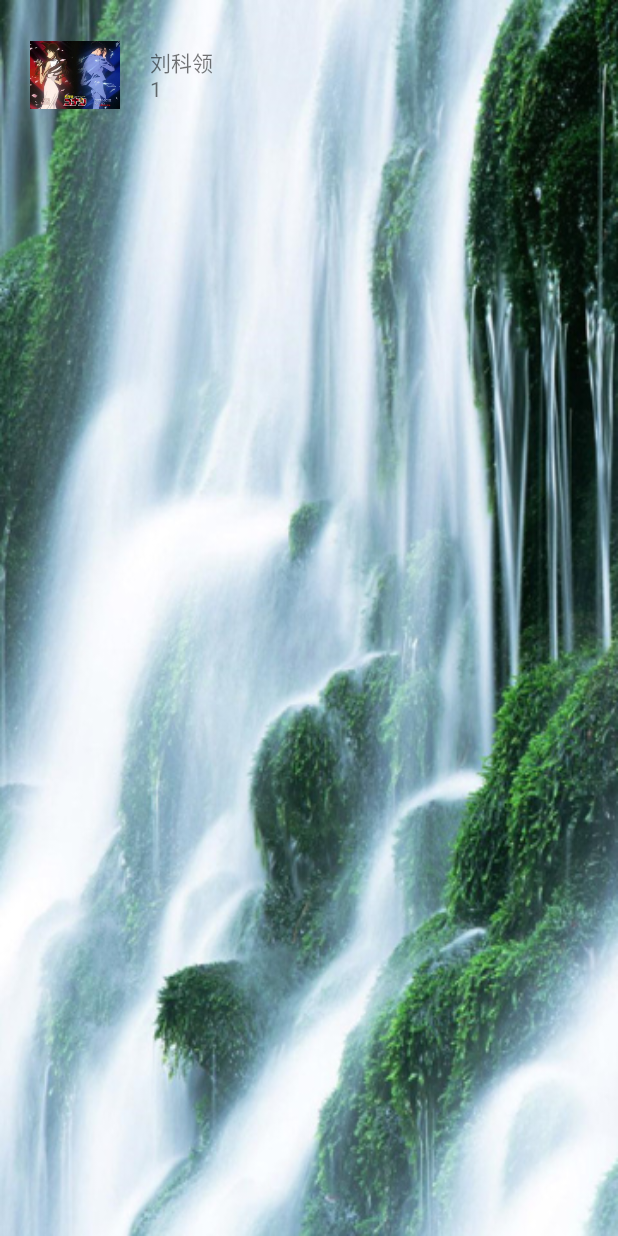
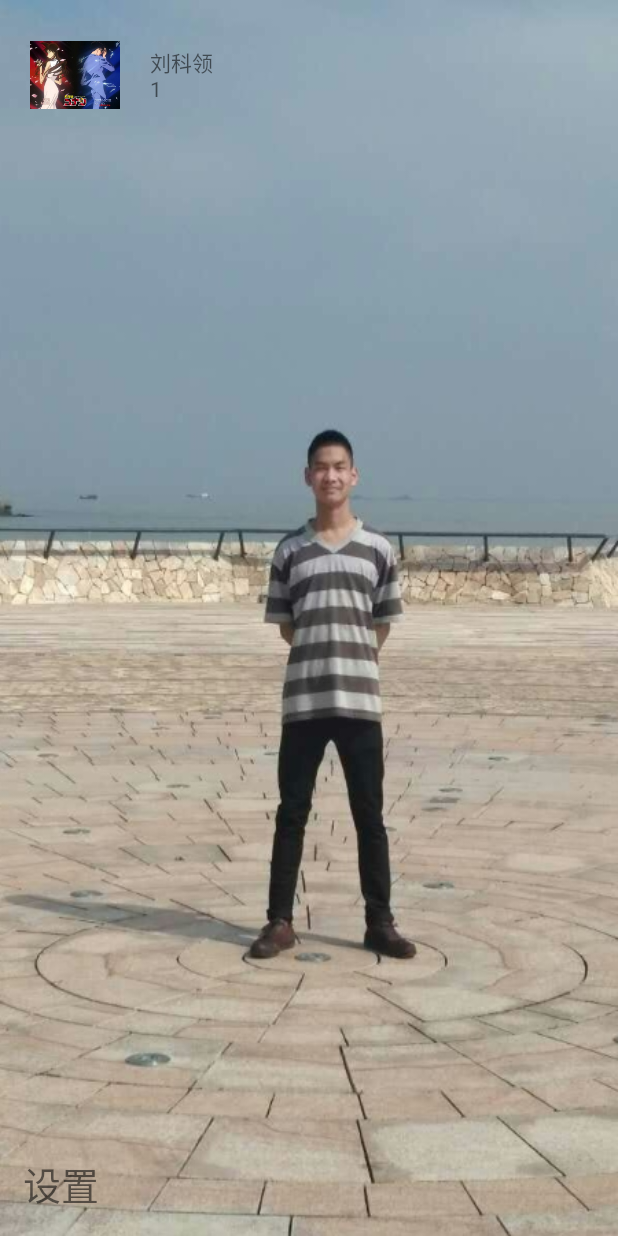
Before and after one commit to liukeling/liukeling, an Android app: the layout main_menu.xml on its own in the app's theme, with its tools: preview values and no code run, on a phone screen of 412 x 824 dp. Run offline under Robolectric (Android 15) with nearby library versions, the phone set to English and light mode, and no system bars.

Commit message:
添加了账号设置界面

```diff
--- a/src/main/java/com/dbdao/dbdao.java
+++ b/src/main/java/com/dbdao/dbdao.java
@@ -7,6 +7,6 @@ public class dbdao {
 	public static String fuwuip;
 	public static void init() throws IOException{
 		qqduankou = 12241;
-		fuwuip = "192.168.0.108";
+		fuwuip = "192.168.0.104";
 	}
 }
--- a/src/main/java/com/example/fragments/SysInfolist_fragmnet.java
+++ b/src/main/java/com/example/fragments/SysInfolist_fragmnet.java
@@ -133,7 +133,6 @@ public class SysInfolist_fragmnet extends Fragment {
             btn_ok.setOnClickListener(new View.OnClickListener() {
                 @Override
                 public void onClick(View v) {
-//                    Toast.makeText(SysInfolist_fragmnet.this.getContext(), ""+info.getReleaseuser(), Toast.LENGTH_SHORT).show();
                     int position = spinner_position[0];
                     String s = "";
                     if (position != -1) {
--- a/src/main/res/layout/main_menu.xml
+++ b/src/main/res/layout/main_menu.xml
@@ -1,35 +1,59 @@
 <?xml version="1.0" encoding="utf-8"?>
-<LinearLayout xmlns:android="http://schemas.android.com/apk/res/android"
+<RelativeLayout xmlns:android="http://schemas.android.com/apk/res/android"
     android:layout_width="match_parent"
     android:layout_height="match_parent"
-    android:background="@mipmap/cehua_qqbg"
-    android:orientation="vertical" >
+    android:background="@mipmap/cehua_qqbg">
 
     <LinearLayout
+        android:id="@+id/MyInfo"
         android:layout_width="match_parent"
-        android:orientation="horizontal"
+        android:layout_height="wrap_content"
         android:onClick="checkOther"
-        android:layout_height="wrap_content" >
+        android:orientation="horizontal">
+
         <ImageView
             android:layout_width="60dp"
             android:layout_height="60dp"
             android:layout_margin="20dp"
             android:src="@mipmap/touxiang" />
+
         <TextView
             android:id="@+id/usertitle"
             android:layout_width="wrap_content"
             android:layout_height="wrap_content"
-            android:text="刘科领\n1"
+            android:layout_gravity="center_vertical"
             android:lines="2"
-            android:layout_gravity="center_vertical" />
+            android:text="刘科领\n1" />
     </LinearLayout>
 
-    <ListView
-        android:id="@+id/listView"
+    <RelativeLayout
+        android:id="@+id/menu_bottom"
         android:layout_width="match_parent"
         android:layout_height="wrap_content"
-        android:layout_weight="1"
-        android:layout_marginLeft="10dp"
-         />
+        android:layout_alignParentBottom="true">
 
-</LinearLayout>
+        <TextView
+            android:id="@+id/ID_set"
+            android:layout_width="wrap_content"
+            android:layout_height="wrap_content"
+            android:layout_marginBottom="15dp"
+            android:layout_marginLeft="15dp"
+            android:layout_marginTop="15dp"
+            android:text="设置"
+            android:textSize="25dp" />
+    </RelativeLayout>
+
+    <ScrollView
+        android:layout_width="match_parent"
+        android:layout_height="wrap_content"
+        android:layout_above="@id/menu_bottom"
+        android:layout_below="@id/MyInfo">
+
+        <com.example.MyViews.MyListView
+            android:id="@+id/listView"
+            android:layout_width="match_parent"
+            android:layout_height="wrap_content"
+            android:layout_marginLeft="10dp"
+            android:layout_weight="1" />
+    </ScrollView>
+</RelativeLayout>
--- a/src/main/res/layout/spinner_item.xml
+++ b/src/main/res/layout/spinner_item.xml
@@ -6,5 +6,8 @@
         android:id="@+id/tv"
         android:layout_width="wrap_content"
         android:layout_height="wrap_content"
+        android:minHeight="50dp"
+        android:minWidth="100dp"
+        android:gravity="center"
         android:layout_centerInParent="true"/>
 </RelativeLayout>
--- a/src/main/res/layout/textviewitem.xml
+++ b/src/main/res/layout/textviewitem.xml
@@ -6,6 +6,8 @@
     <TextView
         android:id="@+id/tv"
         android:gravity="center"
+        android:minWidth="100dp"
+        android:minHeight="50dp"
         android:layout_width="wrap_content"
         android:layout_height="wrap_content" />
 </RelativeLayout>
```
Also changed, not shown: src/main/AndroidManifest.xml (+6 -1 lines), src/main/java/com/example/copyqq/IDSetActivity.java (added, +13 -0 lines), src/main/java/com/example/copyqq/MainFragment.java (+62 -41 lines), src/main/res/layout/activity_idset.xml (added, +79 -0 lines), src/main/res/mipmap-xhdpi/cehua_qqbg.png, 25 other files.
